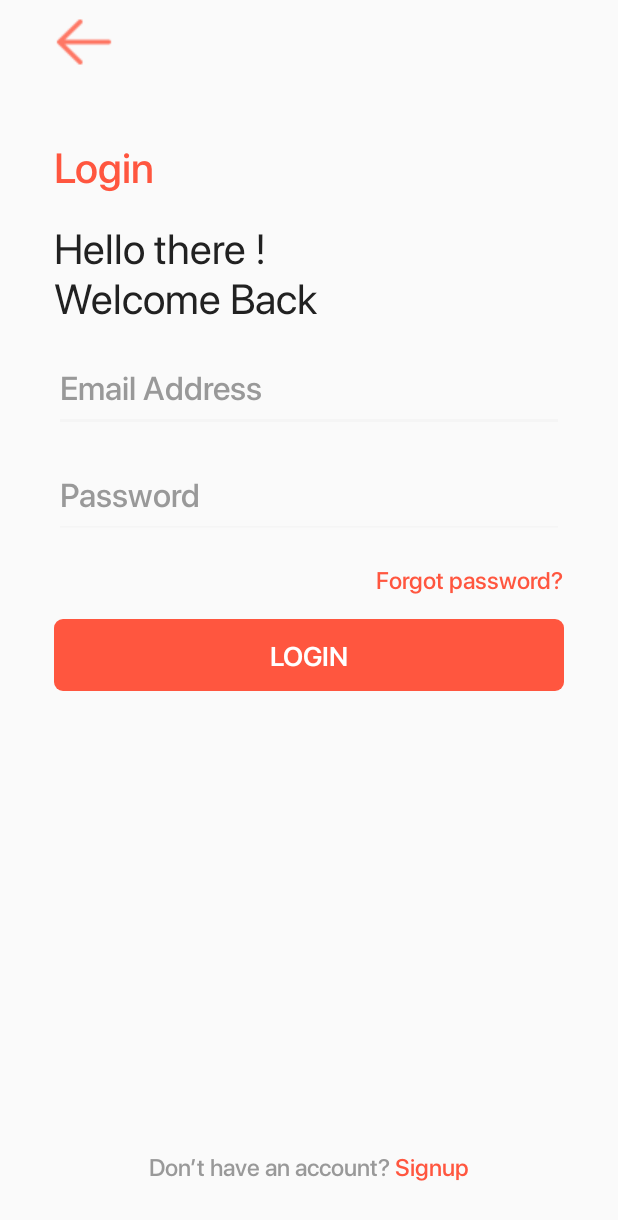
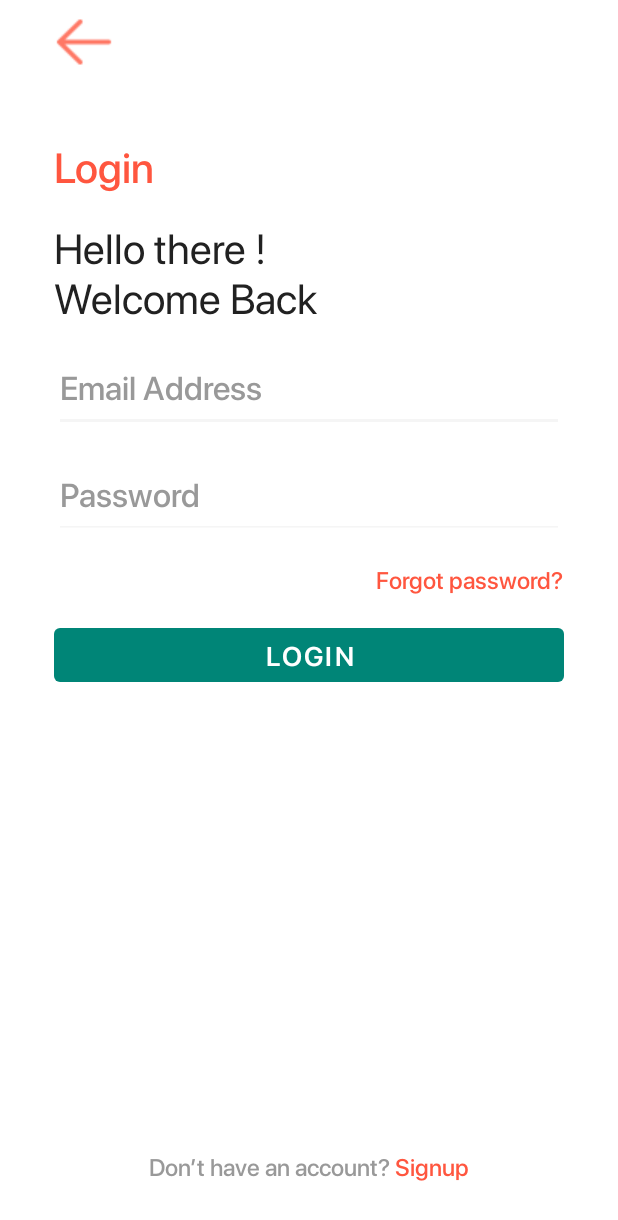
Before and after one commit to nguyenkien1402/doctalk_doctor_android_app, an Android app: the screen it shows after launch (LoginActivity), on a phone screen of 412 x 824 dp. Shown: the top 1220 px of the screen. Run offline under Robolectric (Android 15) with nearby library versions, the phone set to English and light mode, and no system bars; our stand-ins replace Firebase (no records; nobody signed in at launch, a user with empty details on screens opened directly), data binding.

```diff
--- a/app/src/main/res/layout/activity_login.xml
+++ b/app/src/main/res/layout/activity_login.xml
@@ -67,9 +67,9 @@
                 android:onClick="forgotpassword"
                 android:textSize="16sp" />
 
-            <Button
+            <com.google.android.material.button.MaterialButton
                 android:id="@+id/btn_app_login"
-                style="@style/SolidButtonStyle"
+                style="@style/CommonButtonUnlabled"
                 android:layout_width="match_parent"
                 android:layout_below="@id/forgot_password"
                 android:layout_marginTop="@dimen/layout_in_between_margins"
--- a/app/src/main/res/values/colors.xml
+++ b/app/src/main/res/values/colors.xml
@@ -16,5 +16,5 @@
     <color name="black_overlay">#66000000</color>
 
     <color name="colorControlActivated">#50FF4081</color>
-    <color name="colorActionMode">#3F51B5</color>
+    <color name="colorActionMode">#5efc82</color>
 </resources>
--- a/app/src/main/res/values/styles.xml
+++ b/app/src/main/res/values/styles.xml
@@ -1,19 +1,20 @@
 <resources>
 
     <!-- Base application theme. -->
-    <style name="AppTheme" parent="Theme.AppCompat.Light.DarkActionBar">
+    <!--<style name="AppTheme" parent="Theme.AppCompat.Light.DarkActionBar">-->
+    <style name="AppTheme" parent="Theme.MaterialComponents.Light.DarkActionBar">
         <!-- Customize your theme here. -->
         <item name="colorPrimary">@color/colorPrimary</item>
         <item name="colorPrimaryDark">@color/colorPrimaryDark</item>
-        <item name="colorAccent">@color/colorAccent</item>
+        <item name="colorAccent">@color/orange</item>
         <item name="actionModeBackground">@color/colorActionMode</item>
     </style>
 
-    <style name="AppThemeFullScreen" parent="Theme.AppCompat.Light.NoActionBar">
+    <style name="AppThemeFullScreen" parent="Theme.MaterialComponents.Light.NoActionBar">
         <!-- Customize your theme here. -->
         <item name="colorPrimary">@color/colorPrimary</item>
         <item name="colorPrimaryDark">@color/colorPrimaryDark</item>
-        <item name="colorAccent">@color/colorAccent</item>
+        <item name="colorAccent">@color/orange</item>
         <item name="android:windowFullscreen">true</item>
     </style>
 
@@ -50,6 +51,13 @@
         <item name="android:textSize">18sp</item>
     </style>
 
+    <style name="CommonButtonUnlabled" parent="Widget.MaterialComponents.Button.UnelevatedButton">
+        <item name="android:layout_width">wrap_content</item>
+        <item name="android:layout_height">wrap_content</item>
+        <item name="android:fontFamily">@font/sf_pro_display_semibold</item>
+        <item name="android:textSize">18sp</item>
+    </style>
+
 
 
 
```
Also changed, not shown: app/src/main/java/com/mobile/doctalk_doctor/activity/LoginActivity.java (+11 -9 lines), app/src/main/java/com/mobile/doctalk_doctor/activity/NotificationActivity.java (+34 -0 lines), app/src/main/java/com/mobile/doctalk_doctor/services/MyFirebaseMessagingServices.java (+43 -29 lines), app/src/main/res/layout/activity_notification.xml (+43 -4 lines).
